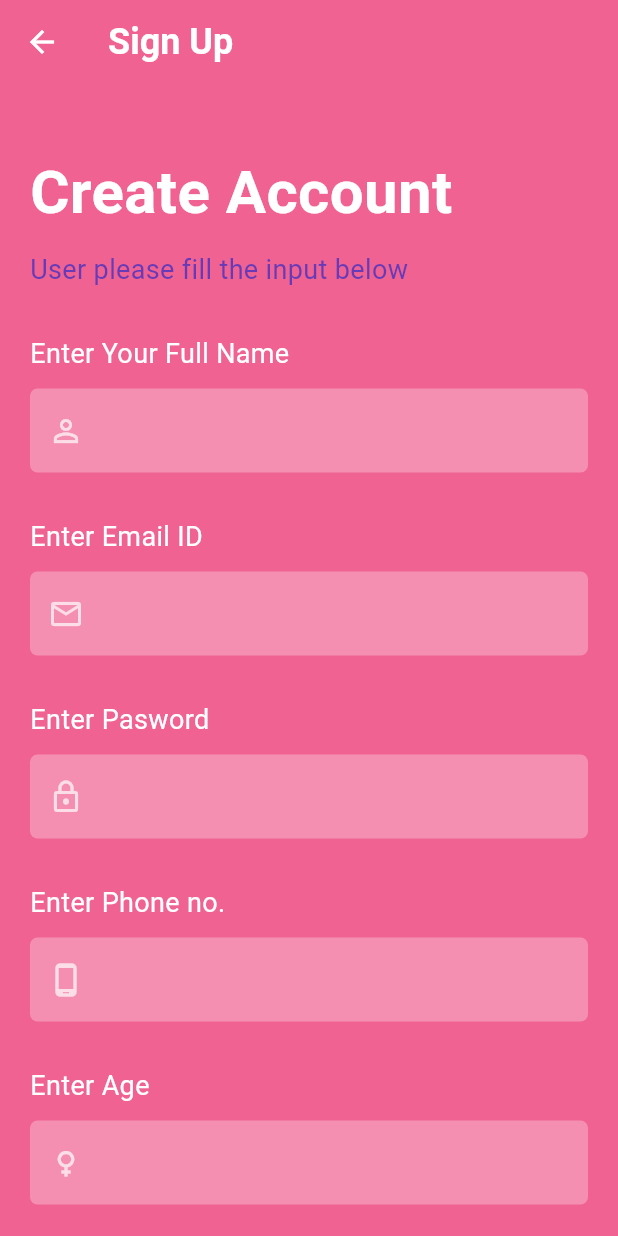
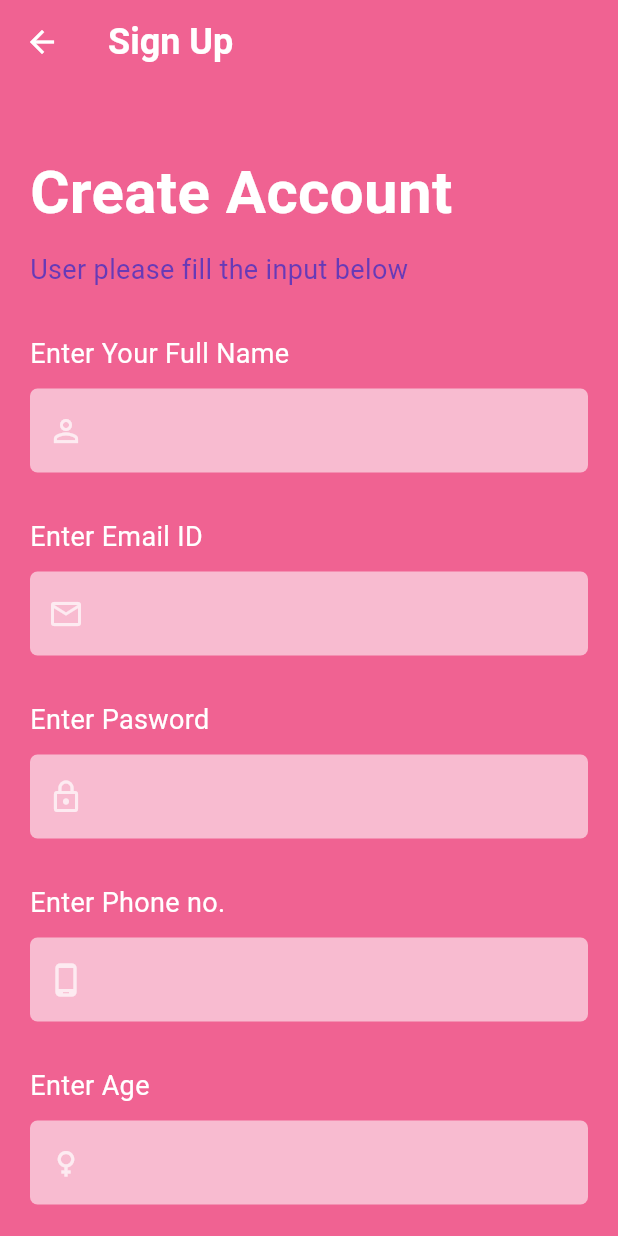
Before and after one commit to Marium22222/Poly-Forensic, a Flutter app: the SignUpScreen screen opened directly, on a phone screen of 412 x 824 dp. Run offline on Flutter 3.47's test engine with Material 3 defaults, Android fonts, the phone set to English and light mode, and no system bars; our stand-ins replace carousel_slider, cloud_firestore, firebase_auth, firebase_core, firebase_storage, flutter_image_compress and 7 more; missing offline and left inert: dart:ffi; accounts and stored records are empty.

Commit message:
major refactorings - marium and nida

```diff
--- a/lib/reusable_widgets/dashboardCards.dart
+++ b/lib/reusable_widgets/dashboardCards.dart
@@ -17,7 +17,6 @@ class _DashboardCardsState extends State<DashboardCards> {
   Widget build(BuildContext context) {
     return Container(
       margin: EdgeInsets.symmetric(horizontal: 0,vertical: 20),
-      color: Colors.white,
       child: Column(
         children: [
           Image.asset(
--- a/lib/reusable_widgets/reusable_widgets.dart
+++ b/lib/reusable_widgets/reusable_widgets.dart
@@ -28,7 +28,7 @@ TextField textField(String text, IconData icon, bool isPasswordType,
       labelStyle: TextStyle(color: Colors.white.withOpacity(0.9)),
       filled: true,
       floatingLabelBehavior: FloatingLabelBehavior.never,
-      fillColor: Colors.pink[200],
+      fillColor: Colors.pink[100],
       border: OutlineInputBorder(
           borderRadius: BorderRadius.circular(5),
           borderSide: const BorderSide(width: 0, style: BorderStyle.none)
```
